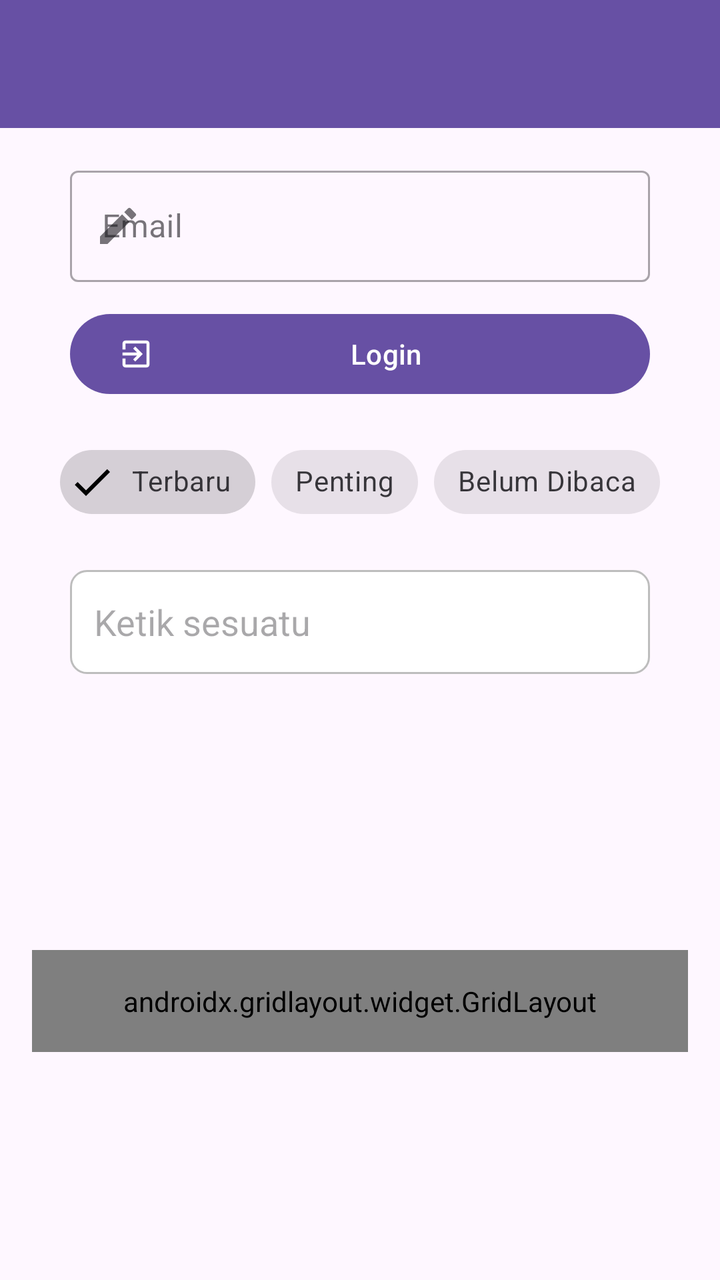
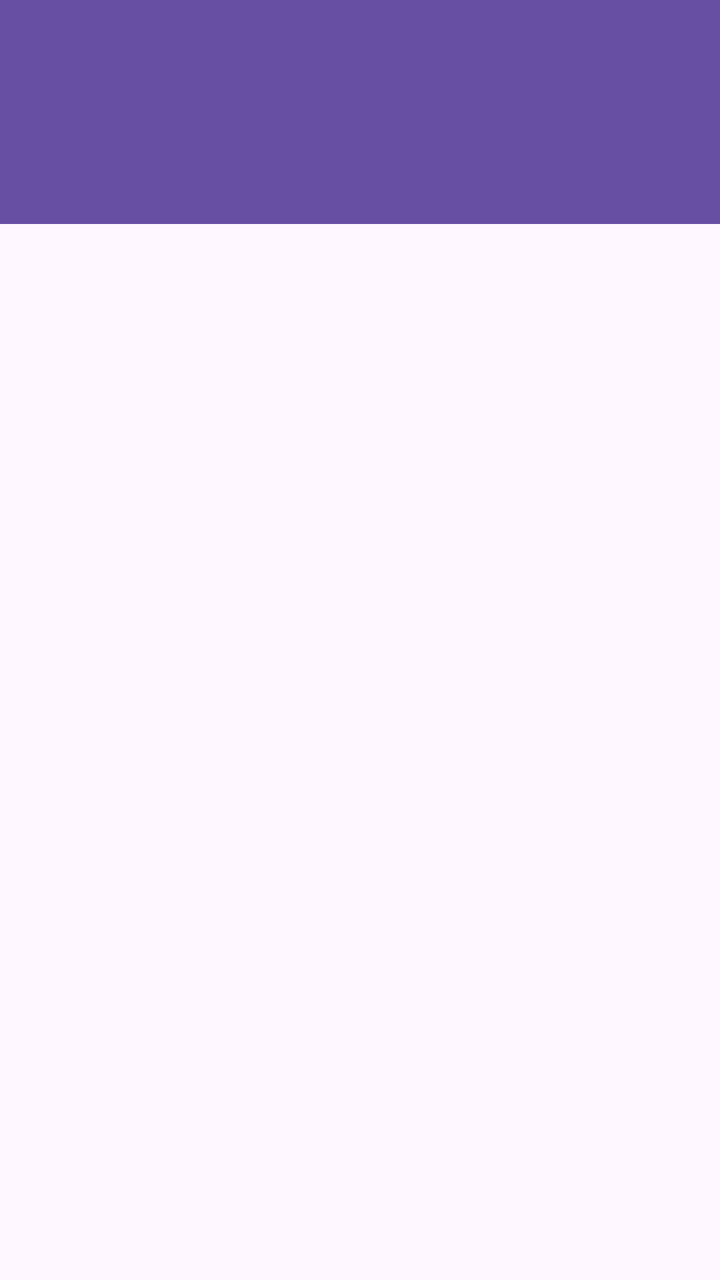

Screens rendered from an Android XML layout before and after an edit, with the pre-edit source and the edit as a unified diff.
<!-- AndroidManifest.xml: application theme Theme.Neptunus_Daniss -->
<!-- res/layout/activity_tenth.xml -->
<?xml version="1.0" encoding="utf-8"?>
<androidx.constraintlayout.widget.ConstraintLayout xmlns:android="http://schemas.android.com/apk/res/android"
    xmlns:app="http://schemas.android.com/apk/res-auto"
    android:layout_width="match_parent"
    android:layout_height="match_parent">

    <androidx.appcompat.widget.Toolbar
        android:id="@+id/toolbar"
        android:layout_width="0dp"
        android:layout_height="?attr/actionBarSize"
        android:background="?attr/colorPrimary"
        app:titleTextColor="@android:color/white"
        app:layout_constraintEnd_toEndOf="parent"
        app:layout_constraintStart_toStartOf="parent"
        app:layout_constraintTop_toTopOf="parent" />

    <ScrollView
        android:layout_width="0dp"
        android:layout_height="0dp"
        android:fillViewport="true"
        app:layout_constraintBottom_toBottomOf="parent"
        app:layout_constraintEnd_toEndOf="parent"
        app:layout_constraintStart_toStartOf="parent"
        app:layout_constraintTop_toBottomOf="@id/toolbar">

        <androidx.constraintlayout.widget.ConstraintLayout
            android:layout_width="match_parent"
            android:layout_height="wrap_content">

            <com.google.android.material.textfield.TextInputLayout
                android:id="@+id/textInputLayout"
                style="@style/Widget.MaterialComponents.TextInputLayout.OutlinedBox"
                android:layout_width="match_parent"
                android:layout_height="wrap_content"
                android:layout_marginHorizontal="35dp"
                android:layout_marginTop="16dp"
                android:hint="Email"
                app:startIconDrawable="@drawable/ic_edit"
                app:layout_constraintEnd_toEndOf="parent"
                app:layout_constraintStart_toStartOf="parent"
                app:layout_constraintTop_toTopOf="parent">

                <com.google.android.material.textfield.TextInputEditText
                    android:id="@+id/etEmail"
                    android:layout_width="match_parent"
                    android:layout_height="wrap_content"
                    android:inputType="textEmailAddress" />
            </com.google.android.material.textfield.TextInputLayout>

            <com.google.android.material.button.MaterialButton
                android:id="@+id/btnLogin"
                android:layout_width="match_parent"
                android:layout_height="wrap_content"
                android:layout_marginHorizontal="35dp"
                android:layout_marginTop="12dp"
                android:text="Login"
                app:icon="@drawable/ic_login"
                app:layout_constraintEnd_toEndOf="parent"
                app:layout_constraintStart_toStartOf="parent"
                app:layout_constraintTop_toBottomOf="@id/textInputLayout" />

            <com.google.android.material.chip.ChipGroup
                android:id="@+id/chipGroupFilter"
                android:layout_width="wrap_content"
                android:layout_height="wrap_content"
                android:layout_marginTop="16dp"
                app:chipSpacingHorizontal="8dp"
                app:singleSelection="true"
                app:layout_constraintEnd_toEndOf="parent"
                app:layout_constraintStart_toStartOf="parent"
                app:layout_constraintTop_toBottomOf="@id/btnLogin">

                <com.google.android.material.chip.Chip
                    android:id="@+id/chipTerbaru"
                    style="@style/Widget.MaterialComponents.Chip.Filter"
                    android:layout_width="wrap_content"
                    android:layout_height="wrap_content"
                    android:checked="true"
                    android:text="Terbaru" />

                <com.google.android.material.chip.Chip
                    android:id="@+id/chipPenting"
                    style="@style/Widget.MaterialComponents.Chip.Filter"
                    android:layout_width="wrap_content"
                    android:layout_height="wrap_content"
                    android:text="Penting" />

                <com.google.android.material.chip.Chip
                    android:id="@+id/chipBelumDibaca"
                    style="@style/Widget.MaterialComponents.Chip.Filter"
                    android:layout_width="wrap_content"
                    android:layout_height="wrap_content"
                    android:text="Belum Dibaca" />
            </com.google.android.material.chip.ChipGroup>

            <EditText
                android:id="@+id/etCatatan"
                android:layout_width="match_parent"
                android:layout_height="wrap_content"
                android:layout_marginHorizontal="35dp"
                android:layout_marginTop="20dp"
                android:background="@drawable/edit_text_background"
                android:hint="Ketik sesuatu"
                android:inputType="text"
                android:minHeight="52dp"
                app:layout_constraintEnd_toEndOf="parent"
                app:layout_constraintStart_toStartOf="parent"
                app:layout_constraintTop_toBottomOf="@id/chipGroupFilter" />

            <androidx.gridlayout.widget.GridLayout
                android:id="@+id/gridLayoutMenu"
                android:layout_width="0dp"
                android:layout_height="wrap_content"
                android:layout_marginHorizontal="16dp"
                android:layout_marginTop="24dp"
                android:padding="16dp"
                app:columnCount="3"
                app:useDefaultMargins="true"
                app:layout_constraintEnd_toEndOf="parent"
                app:layout_constraintStart_toStartOf="parent"
                app:layout_constraintTop_toBottomOf="@id/etCatatan"
                app:layout_constraintBottom_toBottomOf="parent">

                <com.google.android.material.button.MaterialButton
                    android:id="@+id/btnMenu1"
                    android:layout_width="0dp"
                    android:layout_height="wrap_content"
                    android:layout_gravity="fill_horizontal"
                    android:minWidth="0dp"
                    android:insetLeft="0dp"
                    android:insetRight="0dp"
                    android:paddingHorizontal="4dp"
                    android:textSize="12sp"
                    android:text="Menu 1"
                    app:layout_columnWeight="1" />

                <com.google.android.material.button.MaterialButton
                    android:id="@+id/btnMenu2"
                    android:layout_width="0dp"
                    android:layout_height="wrap_content"
                    android:layout_gravity="fill_horizontal"
                    android:minWidth="0dp"
                    android:insetLeft="0dp"
                    android:insetRight="0dp"
                    android:paddingHorizontal="4dp"
                    android:textSize="12sp"
                    android:text="Menu 2"
                    app:layout_columnWeight="1" />

                <com.google.android.material.button.MaterialButton
                    android:id="@+id/btnMenu3"
                    android:layout_width="0dp"
                    android:layout_height="wrap_content"
                    android:layout_gravity="fill_horizontal"
                    android:minWidth="0dp"
                    android:insetLeft="0dp"
                    android:insetRight="0dp"
                    android:paddingHorizontal="4dp"
                    android:textSize="12sp"
                    android:text="Menu 3"
                    app:layout_columnWeight="1" />

                <com.google.android.material.button.MaterialButton
                    android:id="@+id/btnMenu4"
                    android:layout_width="0dp"
                    android:layout_height="wrap_content"
                    android:layout_gravity="fill_horizontal"
                    android:minWidth="0dp"
                    android:insetLeft="0dp"
                    android:insetRight="0dp"
                    android:paddingHorizontal="4dp"
                    android:textSize="12sp"
                    android:text="Menu 4"
                    app:layout_columnWeight="1" />

                <com.google.android.material.button.MaterialButton
                    android:id="@+id/btnMenu5"
                    android:layout_width="0dp"
                    android:layout_height="wrap_content"
                    android:layout_gravity="fill_horizontal"
                    android:minWidth="0dp"
                    android:insetLeft="0dp"
                    android:insetRight="0dp"
                    android:paddingHorizontal="4dp"
                    android:textSize="12sp"
                    android:text="Menu 5"
                    app:layout_columnWeight="1" />

                <com.google.android.material.button.MaterialButton
                    android:id="@+id/btnMenu6"
                    android:layout_width="0dp"
                    android:layout_height="wrap_content"
                    android:layout_gravity="fill_horizontal"
                    android:minWidth="0dp"
                    android:insetLeft="0dp"
                    android:insetRight="0dp"
                    android:paddingHorizontal="4dp"
                    android:textSize="12sp"
                    android:text="Menu 6"
                    app:layout_columnWeight="1" />
            </androidx.gridlayout.widget.GridLayout>
        </androidx.constraintlayout.widget.ConstraintLayout>
    </ScrollView>
</androidx.constraintlayout.widget.ConstraintLayout>
<!-- resources referenced by this layout -->
<resources>
  <!-- drawable edit_text_background (drawable) -->
  <?xml version="1.0" encoding="utf-8"?>
  <shape xmlns:android="http://schemas.android.com/apk/res/android"
      android:shape="rectangle">
      <solid android:color="#FFFFFF" />
      <stroke
          android:width="1dp"
          android:color="#BDBDBD" />
      <corners android:radius="8dp" />
      <padding
          android:bottom="12dp"
          android:left="12dp"
          android:right="12dp"
          android:top="12dp" />
  </shape>
  <!-- drawable ic_edit (drawable) -->
  <vector xmlns:android="http://schemas.android.com/apk/res/android"
      android:width="24dp"
      android:height="24dp"
      android:viewportWidth="24"
      android:viewportHeight="24">
      <path
          android:fillColor="#FF000000"
          android:pathData="M3,17.25V21h3.75L17.81,9.94l-3.75,-3.75L3,17.25zM20.71,7.04a1,1 0,0 0,0 -1.41l-2.34,-2.34a1,1 0,0 0,-1.41 0l-1.83,1.83 3.75,3.75 1.83,-1.83z" />
  </vector>
  <!-- drawable ic_login (drawable) -->
  <vector xmlns:android="http://schemas.android.com/apk/res/android"
      android:width="24dp"
      android:height="24dp"
      android:viewportWidth="24"
      android:viewportHeight="24">
      <path
          android:fillColor="#FF000000"
          android:pathData="M10.09,15.59L11.5,17l5,-5 -5,-5 -1.41,1.41L12.67,11H3v2h9.67l-2.58,2.59zM19,3H5c-1.1,0 -2,0.9 -2,2v4h2V5h14v14H5v-4H3v4c0,1.1 0.9,2 2,2h14c1.1,0 2,-0.9 2,-2V5c0,-1.1 -0.9,-2 -2,-2z" />
  </vector>
  <style name="Theme.Neptunus_Daniss" parent="Base.Theme.Neptunus_Daniss" />
  <style name="Base.Theme.Neptunus_Daniss" parent="Theme.Material3.DayNight.NoActionBar">
          
          
      </style>
</resources>

<!-- the commit's change to res/layout/activity_tenth.xml (unified diff, before → after) -->
@@ -14,191 +14,25 @@
         app:layout_constraintStart_toStartOf="parent"
         app:layout_constraintTop_toTopOf="parent" />
 
-    <ScrollView
+    <com.google.android.material.tabs.TabLayout
+        android:id="@+id/tab_layout"
+        android:layout_width="0dp"
+        android:layout_height="wrap_content"
+        android:background="?attr/colorPrimary"
+        app:tabIndicatorFullWidth="false"
+        app:tabSelectedTextColor="@android:color/white"
+        app:tabTextColor="#CCFFFFFF"
+        app:layout_constraintEnd_toEndOf="parent"
+        app:layout_constraintStart_toStartOf="parent"
+        app:layout_constraintTop_toBottomOf="@id/toolbar" />
+
+    <androidx.viewpager2.widget.ViewPager2
+        android:id="@+id/view_pager"
         android:layout_width="0dp"
         android:layout_height="0dp"
-        android:fillViewport="true"
         app:layout_constraintBottom_toBottomOf="parent"
         app:layout_constraintEnd_toEndOf="parent"
         app:layout_constraintStart_toStartOf="parent"
-        app:layout_constraintTop_toBottomOf="@id/toolbar">
+        app:layout_constraintTop_toBottomOf="@id/tab_layout" />
 
-        <androidx.constraintlayout.widget.ConstraintLayout
-            android:layout_width="match_parent"
-            android:layout_height="wrap_content">
-
-            <com.google.android.material.textfield.TextInputLayout
-                android:id="@+id/textInputLayout"
-                style="@style/Widget.MaterialComponents.TextInputLayout.OutlinedBox"
-                android:layout_width="match_parent"
-                android:layout_height="wrap_content"
-                android:layout_marginHorizontal="35dp"
-                android:layout_marginTop="16dp"
-                android:hint="Email"
-                app:startIconDrawable="@drawable/ic_edit"
-                app:layout_constraintEnd_toEndOf="parent"
-                app:layout_constraintStart_toStartOf="parent"
-                app:layout_constraintTop_toTopOf="parent">
-
-                <com.google.android.material.textfield.TextInputEditText
-                    android:id="@+id/etEmail"
-                    android:layout_width="match_parent"
-                    android:layout_height="wrap_content"
-                    android:inputType="textEmailAddress" />
-            </com.google.android.material.textfield.TextInputLayout>
-
-            <com.google.android.material.button.MaterialButton
-                android:id="@+id/btnLogin"
-                android:layout_width="match_parent"
-                android:layout_height="wrap_content"
-                android:layout_marginHorizontal="35dp"
-                android:layout_marginTop="12dp"
-                android:text="Login"
-                app:icon="@drawable/ic_login"
-                app:layout_constraintEnd_toEndOf="parent"
-                app:layout_constraintStart_toStartOf="parent"
-                app:layout_constraintTop_toBottomOf="@id/textInputLayout" />
-
-            <com.google.android.material.chip.ChipGroup
-                android:id="@+id/chipGroupFilter"
-                android:layout_width="wrap_content"
-                android:layout_height="wrap_content"
-                android:layout_marginTop="16dp"
-                app:chipSpacingHorizontal="8dp"
-                app:singleSelection="true"
-                app:layout_constraintEnd_toEndOf="parent"
-                app:layout_constraintStart_toStartOf="parent"
-                app:layout_constraintTop_toBottomOf="@id/btnLogin">
-
-                <com.google.android.material.chip.Chip
-                    android:id="@+id/chipTerbaru"
-                    style="@style/Widget.MaterialComponents.Chip.Filter"
-                    android:layout_width="wrap_content"
-                    android:layout_height="wrap_content"
-                    android:checked="true"
-                    android:text="Terbaru" />
-
-                <com.google.android.material.chip.Chip
-                    android:id="@+id/chipPenting"
-                    style="@style/Widget.MaterialComponents.Chip.Filter"
-                    android:layout_width="wrap_content"
-                    android:layout_height="wrap_content"
-                    android:text="Penting" />
-
-                <com.google.android.material.chip.Chip
-                    android:id="@+id/chipBelumDibaca"
-                    style="@style/Widget.MaterialComponents.Chip.Filter"
-                    android:layout_width="wrap_content"
-                    android:layout_height="wrap_content"
-                    android:text="Belum Dibaca" />
-            </com.google.android.material.chip.ChipGroup>
-
-            <EditText
-                android:id="@+id/etCatatan"
-                android:layout_width="match_parent"
-                android:layout_height="wrap_content"
-                android:layout_marginHorizontal="35dp"
-                android:layout_marginTop="20dp"
-                android:background="@drawable/edit_text_background"
-                android:hint="Ketik sesuatu"
-                android:inputType="text"
-                android:minHeight="52dp"
-                app:layout_constraintEnd_toEndOf="parent"
-                app:layout_constraintStart_toStartOf="parent"
-                app:layout_constraintTop_toBottomOf="@id/chipGroupFilter" />
-
-            <androidx.gridlayout.widget.GridLayout
-                android:id="@+id/gridLayoutMenu"
-                android:layout_width="0dp"
-                android:layout_height="wrap_content"
-                android:layout_marginHorizontal="16dp"
-                android:layout_marginTop="24dp"
-                android:padding="16dp"
-                app:columnCount="3"
-                app:useDefaultMargins="true"
-                app:layout_constraintEnd_toEndOf="parent"
-                app:layout_constraintStart_toStartOf="parent"
-                app:layout_constraintTop_toBottomOf="@id/etCatatan"
-                app:layout_constraintBottom_toBottomOf="parent">
-
-                <com.google.android.material.button.MaterialButton
-                    android:id="@+id/btnMenu1"
-                    android:layout_width="0dp"
-                    android:layout_height="wrap_content"
-                    android:layout_gravity="fill_horizontal"
-                    android:minWidth="0dp"
-                    android:insetLeft="0dp"
-                    android:insetRight="0dp"
-                    android:paddingHorizontal="4dp"
-                    android:textSize="12sp"
-                    android:text="Menu 1"
-                    app:layout_columnWeight="1" />
-
-                <com.google.android.material.button.MaterialButton
-                    android:id="@+id/btnMenu2"
-                    android:layout_width="0dp"
-                    android:layout_height="wrap_content"
-                    android:layout_gravity="fill_horizontal"
-                    android:minWidth="0dp"
-                    android:insetLeft="0dp"
-                    android:insetRight="0dp"
-                    android:paddingHorizontal="4dp"
-                    android:textSize="12sp"
-                    android:text="Menu 2"
-                    app:layout_columnWeight="1" />
-
-                <com.google.android.material.button.MaterialButton
-                    android:id="@+id/btnMenu3"
-                    android:layout_width="0dp"
-                    android:layout_height="wrap_content"
-                    android:layout_gravity="fill_horizontal"
-                    android:minWidth="0dp"
-                    android:insetLeft="0dp"
-                    android:insetRight="0dp"
-                    android:paddingHorizontal="4dp"
-                    android:textSize="12sp"
-                    android:text="Menu 3"
-                    app:layout_columnWeight="1" />
-
-                <com.google.android.material.button.MaterialButton
-                    android:id="@+id/btnMenu4"
-                    android:layout_width="0dp"
-                    android:layout_height="wrap_content"
-                    android:layout_gravity="fill_horizontal"
-                    android:minWidth="0dp"
-                    android:insetLeft="0dp"
-                    android:insetRight="0dp"
-                    android:paddingHorizontal="4dp"
-                    android:textSize="12sp"
-                    android:text="Menu 4"
-                    app:layout_columnWeight="1" />
-
-                <com.google.android.material.button.MaterialButton
-                    android:id="@+id/btnMenu5"
-                    android:layout_width="0dp"
-                    android:layout_height="wrap_content"
-                    android:layout_gravity="fill_horizontal"
-                    android:minWidth="0dp"
-                    android:insetLeft="0dp"
-                    android:insetRight="0dp"
-                    android:paddingHorizontal="4dp"
-                    android:textSize="12sp"
-                    android:text="Menu 5"
-                    app:layout_columnWeight="1" />
-
-                <com.google.android.material.button.MaterialButton
-                    android:id="@+id/btnMenu6"
-                    android:layout_width="0dp"
-                    android:layout_height="wrap_content"
-                    android:layout_gravity="fill_horizontal"
-                    android:minWidth="0dp"
-                    android:insetLeft="0dp"
-                    android:insetRight="0dp"
-                    android:paddingHorizontal="4dp"
-                    android:textSize="12sp"
-                    android:text="Menu 6"
-                    app:layout_columnWeight="1" />
-            </androidx.gridlayout.widget.GridLayout>
-        </androidx.constraintlayout.widget.ConstraintLayout>
-    </ScrollView>
 </androidx.constraintlayout.widget.ConstraintLayout>
<!-- resource entries referenced after the edit -->
@@ -1,40 +1,5 @@
 <!-- resources referenced by this layout -->
 <resources>
-  <!-- drawable edit_text_background (drawable) -->
-  <?xml version="1.0" encoding="utf-8"?>
-  <shape xmlns:android="http://schemas.android.com/apk/res/android"
-      android:shape="rectangle">
-      <solid android:color="#FFFFFF" />
-      <stroke
-          android:width="1dp"
-          android:color="#BDBDBD" />
-      <corners android:radius="8dp" />
-      <padding
-          android:bottom="12dp"
-          android:left="12dp"
-          android:right="12dp"
-          android:top="12dp" />
-  </shape>
-  <!-- drawable ic_edit (drawable) -->
-  <vector xmlns:android="http://schemas.android.com/apk/res/android"
-      android:width="24dp"
-      android:height="24dp"
-      android:viewportWidth="24"
-      android:viewportHeight="24">
-      <path
-          android:fillColor="#FF000000"
-          android:pathData="M3,17.25V21h3.75L17.81,9.94l-3.75,-3.75L3,17.25zM20.71,7.04a1,1 0,0 0,0 -1.41l-2.34,-2.34a1,1 0,0 0,-1.41 0l-1.83,1.83 3.75,3.75 1.83,-1.83z" />
-  </vector>
-  <!-- drawable ic_login (drawable) -->
-  <vector xmlns:android="http://schemas.android.com/apk/res/android"
-      android:width="24dp"
-      android:height="24dp"
-      android:viewportWidth="24"
-      android:viewportHeight="24">
-      <path
-          android:fillColor="#FF000000"
-          android:pathData="M10.09,15.59L11.5,17l5,-5 -5,-5 -1.41,1.41L12.67,11H3v2h9.67l-2.58,2.59zM19,3H5c-1.1,0 -2,0.9 -2,2v4h2V5h14v14H5v-4H3v4c0,1.1 0.9,2 2,2h14c1.1,0 2,-0.9 2,-2V5c0,-1.1 -0.9,-2 -2,-2z" />
-  </vector>
   <style name="Theme.Neptunus_Daniss" parent="Base.Theme.Neptunus_Daniss" />
   <style name="Base.Theme.Neptunus_Daniss" parent="Theme.Material3.DayNight.NoActionBar">
           
